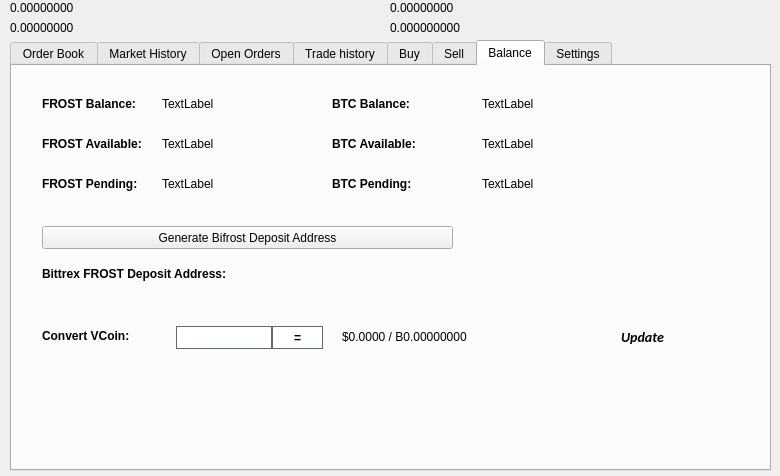
First picture: the form in src/qt/forms/tradingdialog.ui, repository EvilCrypto/MasterBitPOS, before the edit.
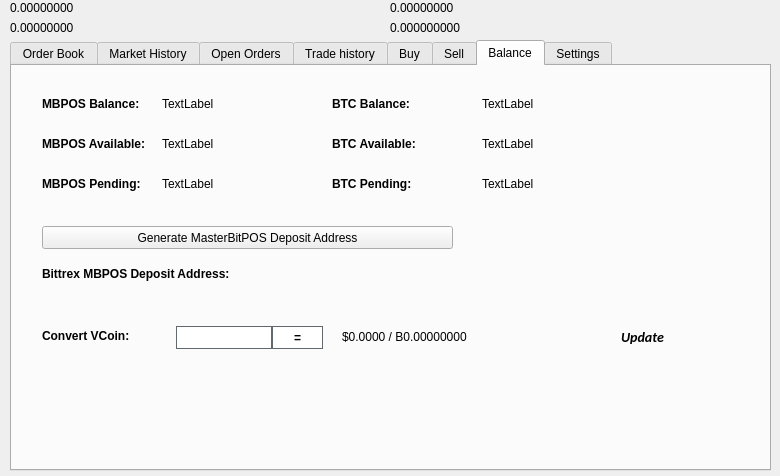
Second picture: the form after the edit. The open tabs and pages were chosen to show the change. Icons and pictures are not drawn.

The edit to the form file:
```diff
--- a/src/qt/forms/tradingdialog.ui
+++ b/src/qt/forms/tradingdialog.ui
@@ -2762,7 +2762,7 @@
       </font>
      </property>
      <property name="text">
-      <string>FROST Balance:</string>
+      <string>MBPOS Balance:</string>
      </property>
     </widget>
     <widget class="QLabel" name="label_12">
@@ -2813,7 +2813,7 @@
       </font>
      </property>
      <property name="text">
-      <string>FROST Available:</string>
+      <string>MBPOS Available:</string>
      </property>
     </widget>
     <widget class="QLabel" name="label_14">
@@ -2832,7 +2832,7 @@
       </font>
      </property>
      <property name="text">
-      <string>FROST Pending:</string>
+      <string>MBPOS Pending:</string>
      </property>
     </widget>
     <widget class="QLabel" name="FROSTPendingLabel">
@@ -2928,7 +2928,7 @@
       </font>
      </property>
      <property name="text">
-      <string>Bittrex FROST Deposit Address:</string>
+      <string>Bittrex MBPOS Deposit Address:</string>
      </property>
     </widget>
     <widget class="QPushButton" name="GenDepositBTN">
@@ -2941,7 +2941,7 @@
       </rect>
      </property>
      <property name="text">
-      <string>Generate Bifrost Deposit Address</string>
+      <string>Generate MasterBitPOS Deposit Address</string>
      </property>
      <property name="icon">
       <iconset resource="../bifrost.qrc">
```
Left out of the diff: 46 changed lines with no effect on the pictures.
